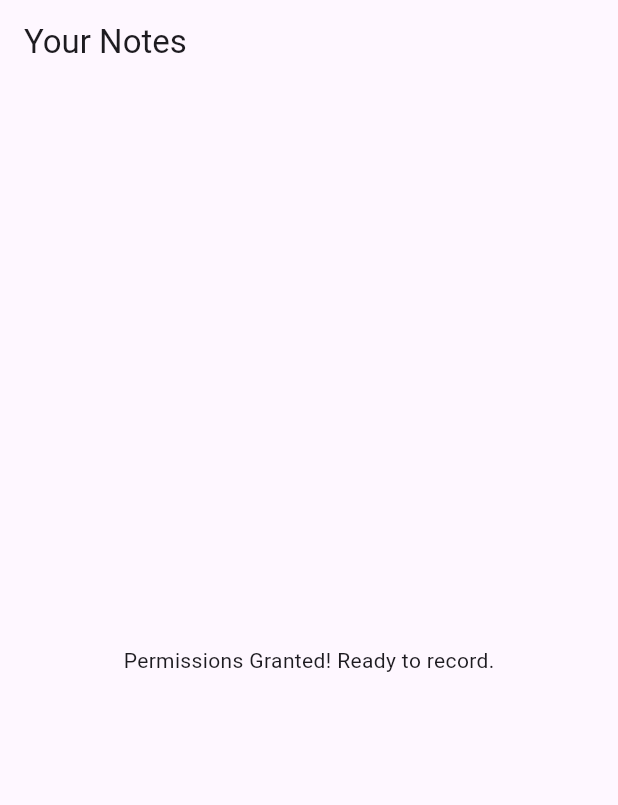
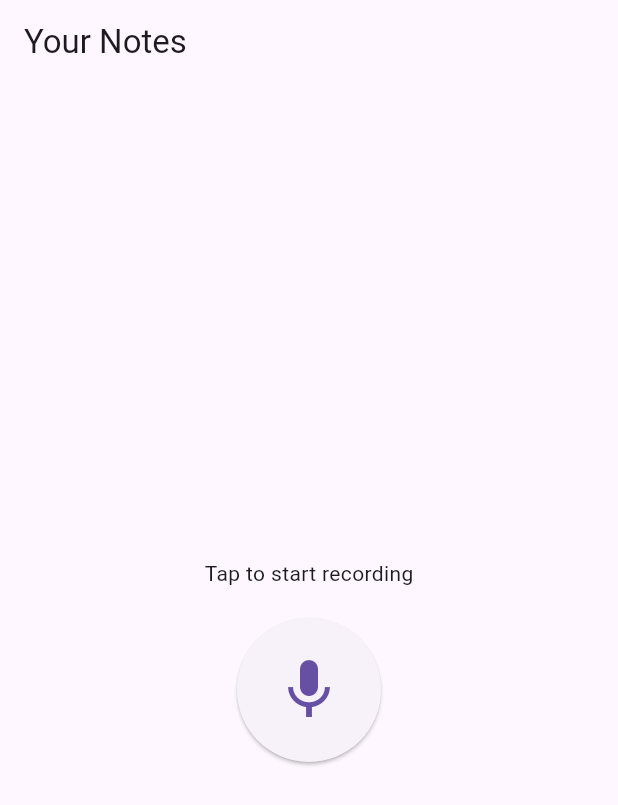
Before and after one commit to dariocast/fieldnote, a Flutter app: the screen it shows after launch, on a phone screen of 412 x 824 dp. Shown: the top 805 px of the screen. Run offline on Flutter 3.47's test engine with Material 3 defaults, Android fonts, the light colour scheme and no system bars; our stand-ins replace bloc, equatable, flutter_bloc, permission_handler; missing offline and left inert: record.

Commit message:
feat: core recording and saving

```diff
--- a/lib/core/repositories/recording_repository.dart
+++ b/lib/core/repositories/recording_repository.dart
@@ -0,0 +1,39 @@
+import 'dart:io';
+import 'package:path/path.dart' as p;
+import 'package:path_provider/path_provider.dart';
+import 'package:record/record.dart';
+
+class RecordingRepository {
+  final AudioRecorder _audioRecorder;
+
+  RecordingRepository({AudioRecorder? audioRecorder})
+      : _audioRecorder = audioRecorder ?? AudioRecorder();
+
+  /// Starts a new audio recording.
+  Future<void> startRecording() async {
+    final Directory appDocumentsDir = await getApplicationDocumentsDirectory();
+    final String filePath = p.join(
+      appDocumentsDir.path,
+      'recording_${DateTime.now().millisecondsSinceEpoch}.m4a',
+    );
+
+    // Using the .m4a encoder for good quality and compatibility
+    const config = RecordConfig(encoder: AudioEncoder.aacLc);
+
+    await _audioRecorder.start(config, path: filePath);
+  }
+
+  /// Stops the current recording and returns the path to the saved file.
+  /// Returns null if no recording was in progress.
+  Future<String?> stopRecording() async {
+    if (await _audioRecorder.isRecording()) {
+      final String? path = await _audioRecorder.stop();
+      return path;
+    }
+    return null;
+  }
+
+  void dispose() {
+    _audioRecorder.dispose();
+  }
+}
--- a/lib/features/home/bloc/recording_bloc/recording_bloc.dart
+++ b/lib/features/home/bloc/recording_bloc/recording_bloc.dart
@@ -1,23 +1,32 @@
-import 'package:flutter_bloc/flutter_bloc.dart';
+import 'dart:async';
+import 'package:bloc/bloc.dart';
 import 'package:equatable/equatable.dart';
 import 'package:fieldnote/core/repositories/permissions_repository.dart';
+import 'package:fieldnote/core/repositories/recording_repository.dart';
 
 part 'recording_event.dart';
 part 'recording_state.dart';
 
 class RecordingBloc extends Bloc<RecordingEvent, RecordingState> {
   final PermissionsRepository _permissionsRepository;
+  final RecordingRepository _recordingRepository;
 
-  RecordingBloc({required PermissionsRepository permissionsRepository})
-      : _permissionsRepository = permissionsRepository,
+  RecordingBloc({
+    required PermissionsRepository permissionsRepository,
+    required RecordingRepository recordingRepository,
+  })  : _permissionsRepository = permissionsRepository,
+        _recordingRepository = recordingRepository,
         super(PermissionInitial()) {
     on<CheckPermissions>(_onCheckPermissions);
+    on<StartRecording>(_onStartRecording);
+    on<StopRecording>(_onStopRecording);
   }
 
   Future<void> _onCheckPermissions(
     CheckPermissions event,
     Emitter<RecordingState> emit,
   ) async {
+    // ... (code from previous task, unchanged)
     try {
       final bool hasPermissions =
           await _permissionsRepository.requestRequiredPermissions();
@@ -32,4 +41,40 @@ class RecordingBloc extends Bloc<RecordingEvent, RecordingState> {
           'An unexpected error occurred while checking permissions.'));
     }
   }
+
+  Future<void> _onStartRecording(
+    StartRecording event,
+    Emitter<RecordingState> emit,
+  ) async {
+    try {
+      await _recordingRepository.startRecording();
+      emit(RecordingInProgress());
+    } catch (e) {
+      emit(const RecordingFailure('Failed to start recording.'));
+    }
+  }
+
+  Future<void> _onStopRecording(
+    StopRecording event,
+    Emitter<RecordingState> emit,
+  ) async {
+    try {
+      final String? path = await _recordingRepository.stopRecording();
+      if (path != null) {
+        emit(RecordingSuccess(path));
+        // After success, transition back to the ready state
+        emit(PermissionGranted());
+      } else {
+        emit(const RecordingFailure('No recording was in progress.'));
+      }
+    } catch (e) {
+      emit(const RecordingFailure('Failed to stop recording.'));
+    }
+  }
+
+  @override
+  Future<void> close() {
+    _recordingRepository.dispose();
+    return super.close();
+  }
 }
--- a/lib/features/home/bloc/recording_bloc/recording_event.dart
+++ b/lib/features/home/bloc/recording_bloc/recording_event.dart
@@ -7,7 +7,10 @@ abstract class RecordingEvent extends Equatable {
   List<Object> get props => [];
 }
 
-/// Event to trigger the permission check.
 class CheckPermissions extends RecordingEvent {}
 
-/// TODO: Add StartRecording and StopRecording events in the next task.
+/// Event to start a new recording.
+class StartRecording extends RecordingEvent {}
+
+/// Event to stop the current recording.
+class StopRecording extends RecordingEvent {}
--- a/lib/features/home/bloc/recording_bloc/recording_state.dart
+++ b/lib/features/home/bloc/recording_bloc/recording_state.dart
@@ -7,20 +7,32 @@ abstract class RecordingState extends Equatable {
   List<Object> get props => [];
 }
 
-/// The initial state before any permission check has been made.
 class PermissionInitial extends RecordingState {}
 
-/// State indicating that all required permissions have been granted.
 class PermissionGranted extends RecordingState {}
 
-/// State indicating that one or more required permissions were denied.
 class PermissionFailure extends RecordingState {
   final String errorMessage;
-
   const PermissionFailure(this.errorMessage);
-
   @override
   List<Object> get props => [errorMessage];
 }
 
-/// TODO: Add RecordingInProgress and RecordingSuccess states.
+/// State indicating a recording is currently in progress.
+class RecordingInProgress extends RecordingState {}
+
+/// State indicating a recording has successfully completed and was saved.
+class RecordingSuccess extends RecordingState {
+  final String filePath;
+  const RecordingSuccess(this.filePath);
+  @override
+  List<Object> get props => [filePath];
+}
+
+/// State indicating an error occurred during recording.
+class RecordingFailure extends RecordingState {
+  final String errorMessage;
+  const RecordingFailure(this.errorMessage);
+  @override
+  List<Object> get props => [errorMessage];
+}
--- a/lib/features/home/screens/home_screen.dart
+++ b/lib/features/home/screens/home_screen.dart
@@ -7,41 +7,88 @@ class HomeScreen extends StatelessWidget {
 
   @override
   Widget build(BuildContext context) {
-    // Trigger the permission check when the screen is built
     context.read<RecordingBloc>().add(CheckPermissions());
 
     return Scaffold(
       appBar: AppBar(
         title: const Text('Your Notes'),
       ),
-      body: Center(
+      body: BlocListener<RecordingBloc, RecordingState>(
+        listener: (context, state) {
+          if (state is RecordingSuccess) {
+            ScaffoldMessenger.of(context)
+              ..hideCurrentSnackBar()
+              ..showSnackBar(
+                const SnackBar(content: Text('Recording saved!')),
+              );
+          } else if (state is RecordingFailure) {
+            ScaffoldMessenger.of(context)
+              ..hideCurrentSnackBar()
+              ..showSnackBar(
+                SnackBar(
+                    content: Text('Error: ${state.errorMessage}'),
+                    backgroundColor: Colors.red),
+              );
+          }
+        },
+        child: Center(
           child: BlocBuilder<RecordingBloc, RecordingState>(
             builder: (context, state) {
               if (state is PermissionInitial) {
                 return const CircularProgressIndicator();
               }
-            if (state is PermissionGranted) {
-              // This is where the main UI with the record button will go.
-              return const Text('Permissions Granted! Ready to record.');
-            }
               if (state is PermissionFailure) {
                 return Padding(
                   padding: const EdgeInsets.all(16.0),
-                child: Text(
-                  state.errorMessage,
-                  textAlign: TextAlign.center,
-                  style: Theme.of(context)
-                      .textTheme
-                      .bodyLarge
-                      ?.copyWith(color: Colors.red),
-                ),
+                  child: Text(state.errorMessage, textAlign: TextAlign.center),
                 );
               }
-            // Fallback for any other states
-            return const Text('Something went wrong.');
+              if (state is RecordingInProgress) {
+                return _buildRecordingUI(context);
+              }
+              // Default state: PermissionGranted or after a recording is finished.
+              return _buildIdleUI(context);
             },
+          ),
         ),
       ),
     );
   }
+
+  Widget _buildIdleUI(BuildContext context) {
+    return Column(
+      mainAxisAlignment: MainAxisAlignment.center,
+      children: [
+        const Text('Tap to start recording'),
+        const SizedBox(height: 20),
+        ElevatedButton(
+          onPressed: () => context.read<RecordingBloc>().add(StartRecording()),
+          style: ElevatedButton.styleFrom(
+            shape: const CircleBorder(),
+            padding: const EdgeInsets.all(24),
+          ),
+          child: const Icon(Icons.mic, size: 48),
+        ),
+      ],
+    );
   }
+
+  Widget _buildRecordingUI(BuildContext context) {
+    return Column(
+      mainAxisAlignment: MainAxisAlignment.center,
+      children: [
+        const Text('Recording...', style: TextStyle(color: Colors.red)),
+        const SizedBox(height: 20),
+        ElevatedButton(
+          onPressed: () => context.read<RecordingBloc>().add(StopRecording()),
+          style: ElevatedButton.styleFrom(
+            shape: const CircleBorder(),
+            padding: const EdgeInsets.all(24),
+            backgroundColor: Colors.red,
+          ),
+          child: const Icon(Icons.stop, size: 48),
+        ),
+      ],
+    );
+  }
+}
--- a/lib/main.dart
+++ b/lib/main.dart
@@ -1,4 +1,5 @@
 import 'package:fieldnote/core/repositories/permissions_repository.dart';
+import 'package:fieldnote/core/repositories/recording_repository.dart';
 import 'package:fieldnote/features/home/bloc/recording_bloc/recording_bloc.dart';
 import 'package:flutter/material.dart';
 import 'package:flutter_bloc/flutter_bloc.dart';
@@ -19,19 +20,22 @@ class FieldNoteApp extends StatelessWidget {
 
   @override
   Widget build(BuildContext context) {
-    // Provide repositories and Blocs to the entire app.
     return MultiRepositoryProvider(
       providers: [
         RepositoryProvider<PermissionsRepository>(
           create: (context) => PermissionsRepository(),
         ),
-        // TODO: Add DatabaseRepository and RecordingRepository here
+        RepositoryProvider<RecordingRepository>(
+          create: (context) => RecordingRepository(),
+        ),
+        // TODO: Add DatabaseRepository here
       ],
       child: MultiBlocProvider(
         providers: [
           BlocProvider<RecordingBloc>(
             create: (context) => RecordingBloc(
               permissionsRepository: context.read<PermissionsRepository>(),
+              recordingRepository: context.read<RecordingRepository>(),
             ),
           ),
           // TODO: Add NotesBloc here
```
Also changed, not shown: pubspec.yaml (+16 -22 lines), pubspec.lock. Lines whose indentation alone changed are shown as unchanged.
